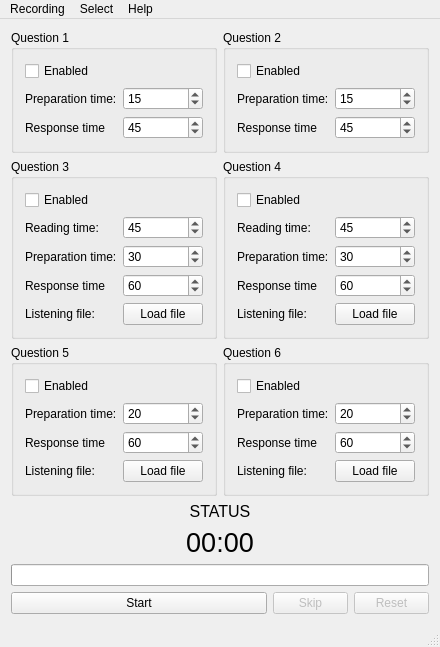
fffaraz/Toefl-Speaking-Recorder, file Toefl-Speaking-Recorder/mainwindow.ui: the form before one commit.
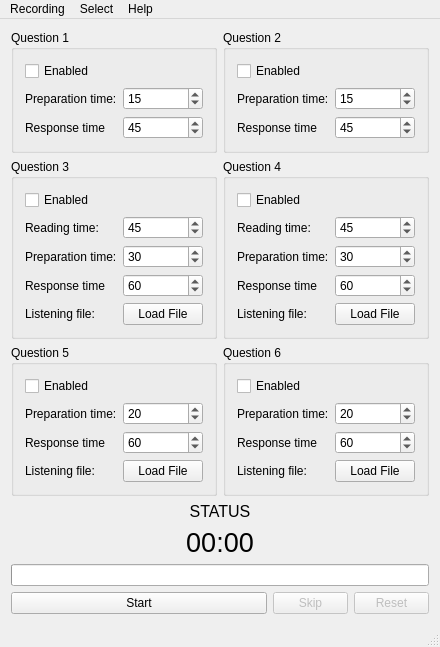
The form after the commit.

Patch:
```diff
--- a/Toefl-Speaking-Recorder/mainwindow.ui
+++ b/Toefl-Speaking-Recorder/mainwindow.ui
@@ -192,7 +192,7 @@
            <item row="4" column="1">
             <widget class="QPushButton" name="btnQ3Listening">
              <property name="text">
-              <string>Load file</string>
+              <string>Load File</string>
              </property>
             </widget>
            </item>
@@ -274,7 +274,7 @@
            <item row="4" column="1">
             <widget class="QPushButton" name="btnQ4Listening">
              <property name="text">
-              <string>Load file</string>
+              <string>Load File</string>
              </property>
             </widget>
            </item>
@@ -339,7 +339,7 @@
            <item row="3" column="1">
             <widget class="QPushButton" name="btnQ5Listening">
              <property name="text">
-              <string>Load file</string>
+              <string>Load File</string>
              </property>
             </widget>
            </item>
@@ -404,7 +404,7 @@
            <item row="3" column="1">
             <widget class="QPushButton" name="btnQ6Listening">
              <property name="text">
-              <string>Load file</string>
+              <string>Load File</string>
              </property>
             </widget>
            </item>
```
